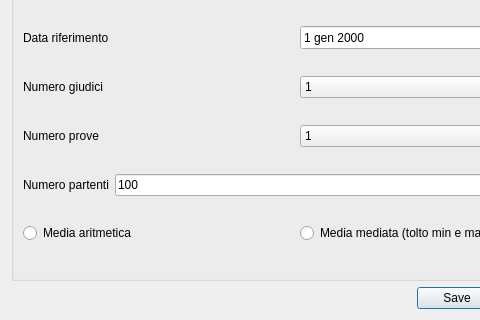
Old version of the form ui/newgara.ui in the repository nferruzzi/giudice-server; both pictures show x 0 to 480 and y 84 to 404 of the 594 by 404 pixel window.
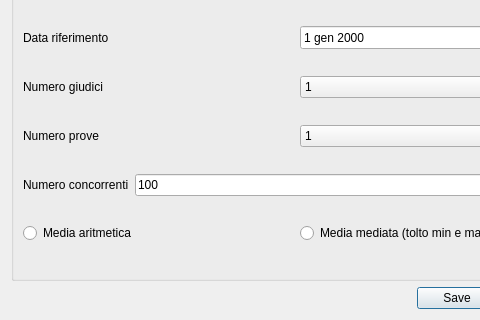
New version of the form.

```diff
--- a/ui/newgara.ui
+++ b/ui/newgara.ui
@@ -145,7 +145,7 @@
         <item>
          <widget class="QLabel" name="label_5">
           <property name="text">
-           <string>Numero partenti</string>
+           <string>Numero concorrenti</string>
           </property>
          </widget>
         </item>
```
Left out of the diff: 2 changed lines with no effect on the pictures.
